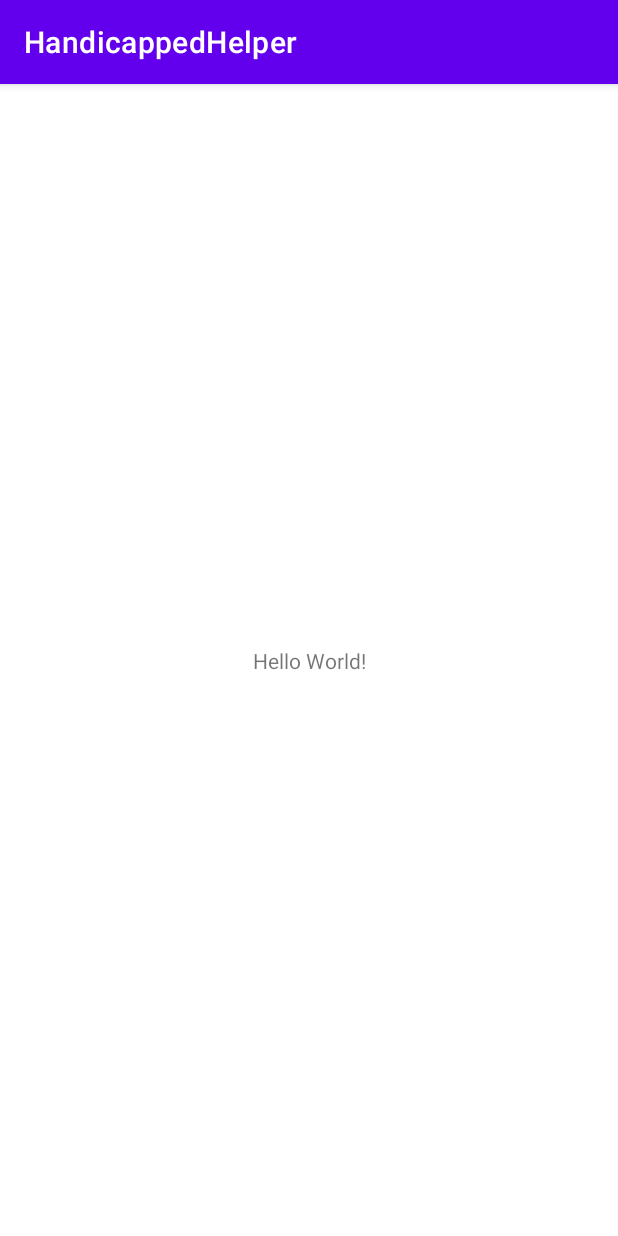
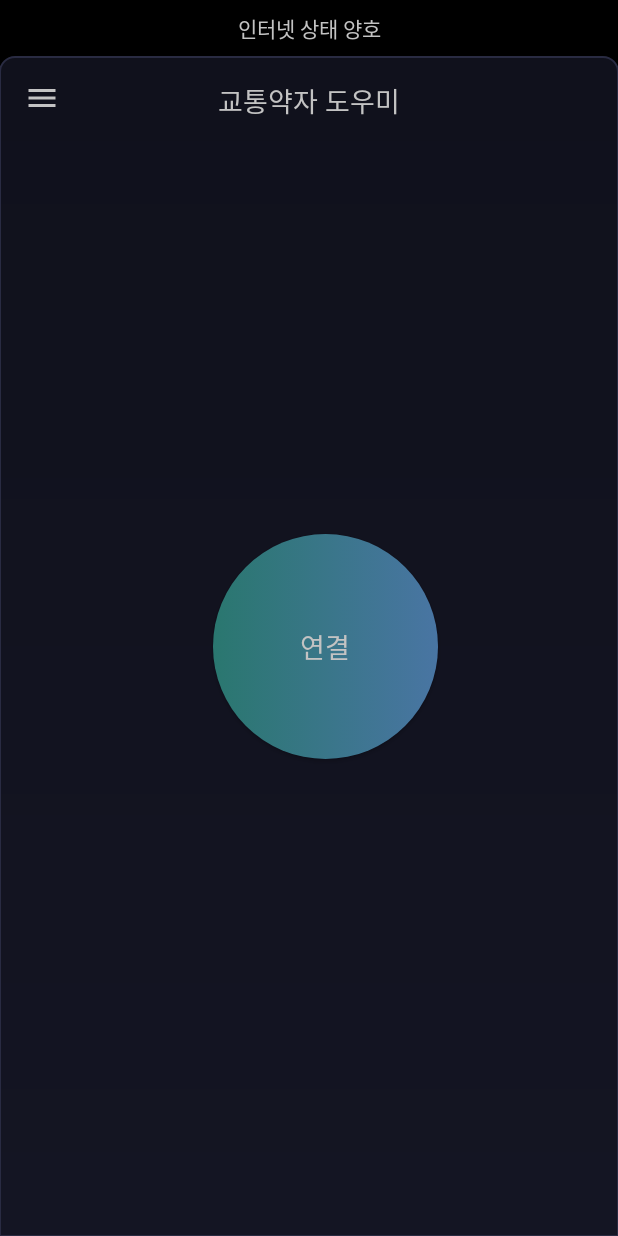
Before and after one commit to yhb1834/Smart-traffic-light, an Android app: the screen it shows after launch (MainActivity), on a phone screen of 412 x 824 dp. Run offline under Robolectric (Android 15) with nearby library versions, the phone set to English and light mode, and no system bars.

Commit message:
Style main activity layout

```diff
--- /dev/null
+++ b/HandicappedHelper/app/src/main/res/drawable/btn_connect.xml
@@ -0,0 +1,23 @@
+<?xml version="1.0" encoding="utf-8"?>
+<selector xmlns:android="http://schemas.android.com/apk/res/android">
+    <item android:state_selected="true">
+        <shape>
+            <gradient
+                android:startColor="#2A776F"
+                android:endColor="#4975A3"
+                android:angle="180"/>
+            <corners
+                android:radius="75dp" />
+        </shape>
+    </item>
+    <item>
+        <shape>
+            <gradient
+                android:startColor="#2A776F"
+                android:endColor="#4975A3"
+                android:angle="0"/>
+            <corners
+                android:radius="75dp" />
+        </shape>
+    </item>
+</selector>
--- /dev/null
+++ b/HandicappedHelper/app/src/main/res/drawable/ic_menu.xml
@@ -0,0 +1,10 @@
+<vector xmlns:android="http://schemas.android.com/apk/res/android"
+    android:width="24dp"
+    android:height="24dp"
+    android:viewportWidth="24"
+    android:viewportHeight="24"
+    android:tint="?attr/colorControlNormal">
+  <path
+      android:fillColor="@android:color/white"
+      android:pathData="M3,18h18v-2L3,16v2zM3,13h18v-2L3,11v2zM3,6v2h18L21,6L3,6z"/>
+</vector>
--- /dev/null
+++ b/HandicappedHelper/app/src/main/res/drawable/main.xml
@@ -0,0 +1,20 @@
+<?xml version="1.0" encoding="utf-8"?>
+<layer-list xmlns:android="http://schemas.android.com/apk/res/android">
+    <item
+        android:bottom="-1dp"
+        android:right="-1dp"
+        android:left="-1dp">
+        <shape>
+            <gradient
+                android:startColor="#141523"
+                android:endColor="#10111C"
+                android:angle="90" />
+            <corners
+                android:topLeftRadius="10dp"
+                android:topRightRadius="10dp" />
+            <stroke
+                android:width="1dp"
+                android:color="#292B42"/>
+        </shape>
+    </item>
+</layer-list>
--- a/HandicappedHelper/app/src/main/res/layout/activity_main.xml
+++ b/HandicappedHelper/app/src/main/res/layout/activity_main.xml
@@ -4,15 +4,30 @@
     xmlns:tools="http://schemas.android.com/tools"
     android:layout_width="match_parent"
     android:layout_height="match_parent"
+    android:background="#000000"
     tools:context=".MainActivity">
 
+    <include
+        android:id="@+id/include"
+        layout="@layout/layout_main"
+        android:layout_width="0dp"
+        android:layout_height="0dp"
+        android:layout_marginTop="8dp"
+        app:layout_constraintBottom_toBottomOf="parent"
+        app:layout_constraintEnd_toEndOf="parent"
+        app:layout_constraintHorizontal_bias="0.5"
+        app:layout_constraintStart_toStartOf="parent"
+        app:layout_constraintTop_toBottomOf="@+id/textView2" />
+
     <TextView
+        android:id="@+id/textView2"
         android:layout_width="wrap_content"
         android:layout_height="wrap_content"
-        android:text="Hello World!"
-        app:layout_constraintBottom_toBottomOf="parent"
-        app:layout_constraintLeft_toLeftOf="parent"
-        app:layout_constraintRight_toRightOf="parent"
+        android:layout_marginTop="8dp"
+        android:text="인터넷 상태 양호"
+        android:textColor="#C3C3C3"
+        app:layout_constraintEnd_toEndOf="parent"
+        app:layout_constraintStart_toStartOf="parent"
         app:layout_constraintTop_toTopOf="parent" />
 
 </androidx.constraintlayout.widget.ConstraintLayout>
--- /dev/null
+++ b/HandicappedHelper/app/src/main/res/layout/layout_main.xml
@@ -0,0 +1,45 @@
+<?xml version="1.0" encoding="utf-8"?>
+<androidx.constraintlayout.widget.ConstraintLayout
+    xmlns:android="http://schemas.android.com/apk/res/android"
+    xmlns:app="http://schemas.android.com/apk/res-auto"
+    xmlns:tools="http://schemas.android.com/tools"
+    android:background="@drawable/main"
+    android:layout_width="match_parent"
+    android:layout_height="match_parent">
+
+    <androidx.appcompat.widget.AppCompatButton
+        android:id="@+id/button"
+        android:layout_width="150dp"
+        android:layout_height="150dp"
+        android:background="@drawable/btn_connect"
+        android:text="연결"
+        android:textSize="18sp"
+        android:textColor="#C3C3C3"
+        app:layout_constraintBottom_toBottomOf="parent"
+        app:layout_constraintEnd_toEndOf="parent"
+        app:layout_constraintHorizontal_bias="0.543"
+        app:layout_constraintStart_toStartOf="parent"
+        app:layout_constraintTop_toTopOf="parent" />
+
+    <TextView
+        android:id="@+id/textView"
+        android:layout_width="wrap_content"
+        android:layout_height="wrap_content"
+        android:layout_marginTop="16dp"
+        android:textColor="#C3C3C3"
+        android:text="교통약자 도우미"
+        android:textSize="18sp"
+        app:layout_constraintEnd_toEndOf="parent"
+        app:layout_constraintStart_toStartOf="parent"
+        app:layout_constraintTop_toTopOf="parent" />
+
+    <ImageView
+        android:layout_width="wrap_content"
+        android:layout_height="wrap_content"
+        android:layout_marginStart="16dp"
+        android:layout_marginTop="16dp"
+        android:src="@drawable/ic_menu"
+        app:layout_constraintStart_toStartOf="parent"
+        app:layout_constraintTop_toTopOf="parent"
+        app:tint="#C3C3C3" />
+</androidx.constraintlayout.widget.ConstraintLayout>
--- a/HandicappedHelper/app/src/main/res/values/themes.xml
+++ b/HandicappedHelper/app/src/main/res/values/themes.xml
@@ -1,6 +1,6 @@
 <resources xmlns:tools="http://schemas.android.com/tools">
     <!-- Base application theme. -->
-    <style name="Theme.HandicappedHelper" parent="Theme.MaterialComponents.DayNight.DarkActionBar">
+    <style name="Theme.HandicappedHelper" parent="Theme.MaterialComponents.DayNight.NoActionBar">
         <!-- Primary brand color. -->
         <item name="colorPrimary">@color/purple_500</item>
         <item name="colorPrimaryVariant">@color/purple_700</item>
```
